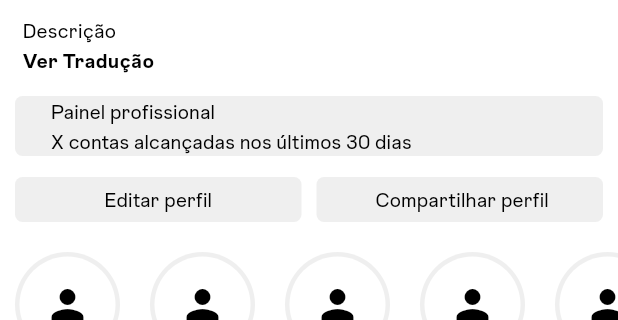
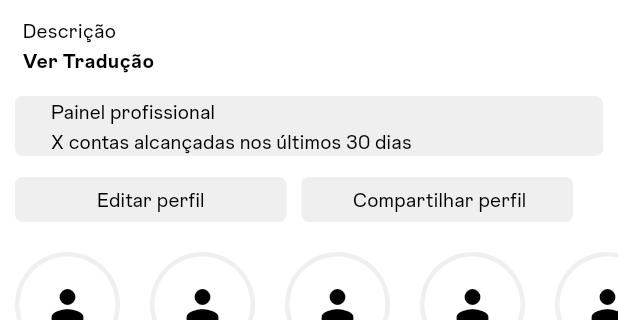
Before and after one commit to Mateuszinnn/Instagram, a Flutter app: the Profile screen opened directly, on a phone screen of 412 x 824 dp, the part 339-659 px from its top. Run offline on Flutter 3.47's test engine with Material 3 defaults, Android fonts, the phone set to English and light mode, and no system bars; our stand-ins replace font_awesome_flutter; project files that could hold a hidden picture were left out.

Commit message:
Resposive and new buttons

```diff
--- a/lib/pages/home.dart
+++ b/lib/pages/home.dart
@@ -26,7 +26,7 @@ class _HomePage extends State<HomePage> {
     return Scaffold(
       appBar: AppBar(
         backgroundColor: Theme.of(context).colorScheme.surface,
-        elevation: 1,
+        elevation: 0,
         shadowColor: Colors.black,
         title: Row(
           children: [
--- a/lib/pages/profile.dart
+++ b/lib/pages/profile.dart
@@ -15,6 +15,8 @@ class _ProfileState extends State<Profile> {
   Widget build(BuildContext context) {
     double widthTela = MediaQuery.of(context).size.width / 3.059;
     double widhtTotal = MediaQuery.of(context).size.width;
+    double widthButton = (widhtTotal / 2) - 15;
+    double height = widthButton <= 170 ? 60 : 30;
     double imageHeight = widthTela;
 
     return Scaffold(
@@ -222,11 +224,11 @@ class _ProfileState extends State<Profile> {
                   ),
                   Row(
                     children: [
-                      Expanded(
-                        child: Padding(
+                      Padding(
                         padding: const EdgeInsets.fromLTRB(10, 0, 5, 10),
                         child: SizedBox(
-                            height: 30,
+                          height: height,
+                          width: widthButton == 185 ? widthButton : 181,
                           child: IntrinsicWidth(
                             child: FilledButton(
                               onPressed: () {},
@@ -251,12 +253,11 @@ class _ProfileState extends State<Profile> {
                           ),
                         ),
                       ),
-                      ),
-                      Expanded(
-                        child: Padding(
+                      Padding(
                         padding: const EdgeInsets.fromLTRB(5, 0, 10, 10),
                         child: SizedBox(
-                            height: 30,
+                          height: height,
+                          width: widthButton == 185 ? widthButton : 181,
                           child: IntrinsicWidth(
                             child: FilledButton(
                               onPressed: () {},
@@ -276,7 +277,6 @@ class _ProfileState extends State<Profile> {
                                     color:
                                         Theme.of(context).colorScheme.primary,
                                     fontFamily: 'Instagram'),
-                                ),
                               ),
                             ),
                           ),
```
Also changed, not shown: lib/components/postwidget.dart (+72 -8 lines). Lines whose indentation alone changed are shown as unchanged.
